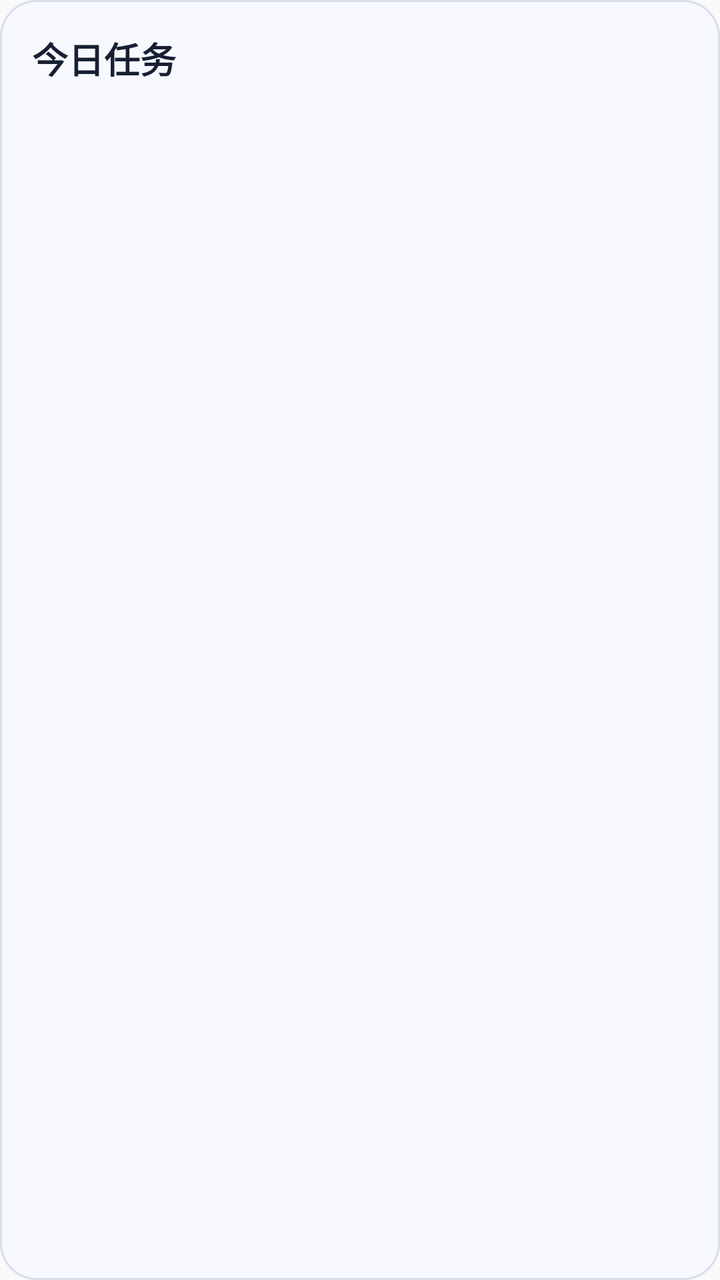
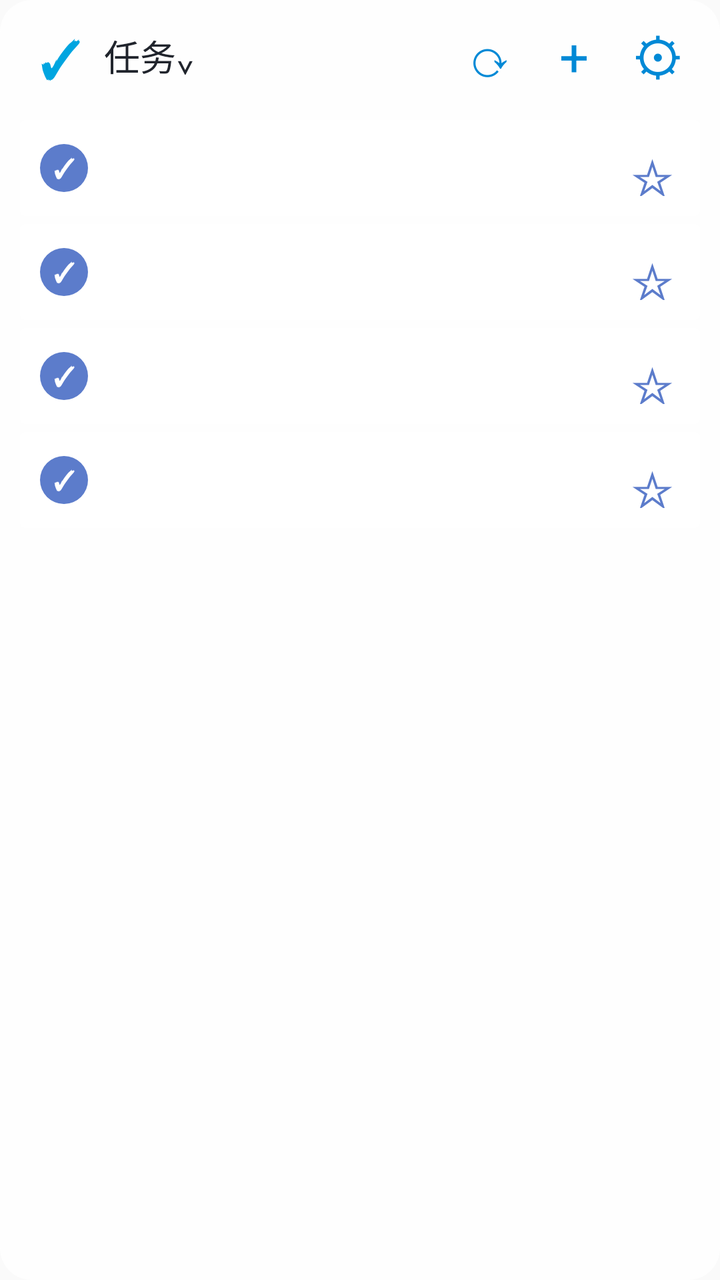

The first picture is an Android layout as it rendered before a commit; the second is the same layout after the commit. The layout source and the unified diff follow.
<!-- AndroidManifest.xml: application theme Theme.AiTodoEntry -->
<!-- res/layout/widget_today_tasks.xml -->
<?xml version="1.0" encoding="utf-8"?>
<LinearLayout xmlns:android="http://schemas.android.com/apk/res/android"
    android:id="@+id/widget_root"
    android:layout_width="match_parent"
    android:layout_height="match_parent"
    android:background="@drawable/widget_background"
    android:orientation="vertical"
    android:padding="16dp">

    <TextView
        android:id="@+id/widget_title"
        android:layout_width="match_parent"
        android:layout_height="wrap_content"
        android:text="今日任务"
        android:textColor="#172033"
        android:textSize="18sp"
        android:textStyle="bold" />

    <TextView
        android:id="@+id/widget_status"
        android:layout_width="match_parent"
        android:layout_height="wrap_content"
        android:layout_marginTop="12dp"
        android:textColor="#5D667A"
        android:textSize="14sp" />

    <TextView
        android:id="@+id/widget_task_1"
        style="@style/WidgetTaskText" />

    <TextView
        android:id="@+id/widget_task_2"
        style="@style/WidgetTaskText" />

    <TextView
        android:id="@+id/widget_task_3"
        style="@style/WidgetTaskText" />

    <TextView
        android:id="@+id/widget_task_4"
        style="@style/WidgetTaskText" />
</LinearLayout>
<!-- resources referenced by this layout -->
<resources>
  <!-- drawable widget_background (drawable) -->
  <?xml version="1.0" encoding="utf-8"?>
  <shape xmlns:android="http://schemas.android.com/apk/res/android">
      <solid android:color="#F7F9FE" />
      <corners android:radius="18dp" />
      <stroke
          android:width="1dp"
          android:color="#D8DEEA" />
  </shape>
  <style name="WidgetTaskText">
          <item name="android:layout_width">match_parent</item>
          <item name="android:layout_height">wrap_content</item>
          <item name="android:layout_marginTop">10dp</item>
          <item name="android:ellipsize">end</item>
          <item name="android:maxLines">1</item>
          <item name="android:textColor">#172033</item>
          <item name="android:textSize">14sp</item>
      </style>
  <style name="Theme.AiTodoEntry" parent="android:style/Theme.Material.Light.NoActionBar">
          <item name="android:windowLightStatusBar">true</item>
          <item name="android:colorAccent">#2563EB</item>
      </style>
</resources>

<!-- the commit's change to res/layout/widget_today_tasks.xml (unified diff, before → after) -->
@@ -3,40 +3,137 @@
     android:id="@+id/widget_root"
     android:layout_width="match_parent"
     android:layout_height="match_parent"
-    android:background="@drawable/widget_background"
-    android:orientation="vertical"
-    android:padding="16dp">
+    android:background="@drawable/ms_widget_background"
+    android:orientation="vertical">
 
-    <TextView
-        android:id="@+id/widget_title"
+    <LinearLayout
         android:layout_width="match_parent"
-        android:layout_height="wrap_content"
-        android:text="今日任务"
-        android:textColor="#172033"
-        android:textSize="18sp"
-        android:textStyle="bold" />
+        android:layout_height="56dp"
+        android:gravity="center_vertical"
+        android:orientation="horizontal"
+        android:paddingStart="16dp"
+        android:paddingEnd="10dp">
+
+        <TextView
+            android:layout_width="28dp"
+            android:layout_height="32dp"
+            android:gravity="center"
+            android:text="✓"
+            android:textColor="#00A5E0"
+            android:textSize="25sp"
+            android:textStyle="bold" />
+
+        <TextView
+            android:id="@+id/widget_title"
+            android:layout_width="0dp"
+            android:layout_height="match_parent"
+            android:layout_marginStart="8dp"
+            android:layout_weight="1"
+            android:gravity="center_vertical"
+            android:text="任务⌄"
+            android:textColor="#20242C"
+            android:textSize="18sp" />
+
+        <TextView
+            android:id="@+id/widget_refresh"
+            style="@style/MsWidgetHeaderButton"
+            android:text="⟳" />
+
+        <TextView
+            android:id="@+id/widget_add_button"
+            style="@style/MsWidgetHeaderButton"
+            android:contentDescription="AI 添加任务"
+            android:text="+" />
+
+        <TextView
+            android:id="@+id/widget_settings"
+            style="@style/MsWidgetHeaderButton"
+            android:text="⚙" />
+    </LinearLayout>
 
     <TextView
         android:id="@+id/widget_status"
         android:layout_width="match_parent"
         android:layout_height="wrap_content"
-        android:layout_marginTop="12dp"
-        android:textColor="#5D667A"
-        android:textSize="14sp" />
+        android:gravity="center"
+        android:padding="18dp"
+        android:textColor="#5E6472"
+        android:textSize="15sp"
+        android:visibility="gone" />
 
-    <TextView
-        android:id="@+id/widget_task_1"
-        style="@style/WidgetTaskText" />
+    <LinearLayout
+        android:id="@+id/widget_task_row_1"
+        style="@style/MsWidgetTaskRow">
+        <TextView
+            android:id="@+id/widget_task_check_1"
+            style="@style/MsWidgetTaskCheck" />
+        <LinearLayout style="@style/MsWidgetTaskTextContainer">
+            <TextView
+                android:id="@+id/widget_task_title_1"
+                style="@style/MsWidgetTaskTitle" />
+            <TextView
+                android:id="@+id/widget_task_due_1"
+                style="@style/MsWidgetTaskDue" />
+        </LinearLayout>
+        <TextView
+            android:id="@+id/widget_task_star_1"
+            style="@style/MsWidgetTaskStar" />
+    </LinearLayout>
 
-    <TextView
-        android:id="@+id/widget_task_2"
-        style="@style/WidgetTaskText" />
+    <LinearLayout
+        android:id="@+id/widget_task_row_2"
+        style="@style/MsWidgetTaskRow">
+        <TextView
+            android:id="@+id/widget_task_check_2"
+            style="@style/MsWidgetTaskCheck" />
+        <LinearLayout style="@style/MsWidgetTaskTextContainer">
+            <TextView
+                android:id="@+id/widget_task_title_2"
+                style="@style/MsWidgetTaskTitle" />
+            <TextView
+                android:id="@+id/widget_task_due_2"
+                style="@style/MsWidgetTaskDue" />
+        </LinearLayout>
+        <TextView
+            android:id="@+id/widget_task_star_2"
+            style="@style/MsWidgetTaskStar" />
+    </LinearLayout>
 
-    <TextView
-        android:id="@+id/widget_task_3"
-        style="@style/WidgetTaskText" />
+    <LinearLayout
+        android:id="@+id/widget_task_row_3"
+        style="@style/MsWidgetTaskRow">
+        <TextView
+            android:id="@+id/widget_task_check_3"
+            style="@style/MsWidgetTaskCheck" />
+        <LinearLayout style="@style/MsWidgetTaskTextContainer">
+            <TextView
+                android:id="@+id/widget_task_title_3"
+                style="@style/MsWidgetTaskTitle" />
+            <TextView
+                android:id="@+id/widget_task_due_3"
+                style="@style/MsWidgetTaskDue" />
+        </LinearLayout>
+        <TextView
+            android:id="@+id/widget_task_star_3"
+            style="@style/MsWidgetTaskStar" />
+    </LinearLayout>
 
-    <TextView
-        android:id="@+id/widget_task_4"
-        style="@style/WidgetTaskText" />
+    <LinearLayout
+        android:id="@+id/widget_task_row_4"
+        style="@style/MsWidgetTaskRow">
+        <TextView
+            android:id="@+id/widget_task_check_4"
+            style="@style/MsWidgetTaskCheck" />
+        <LinearLayout style="@style/MsWidgetTaskTextContainer">
+            <TextView
+                android:id="@+id/widget_task_title_4"
+                style="@style/MsWidgetTaskTitle" />
+            <TextView
+                android:id="@+id/widget_task_due_4"
+                style="@style/MsWidgetTaskDue" />
+        </LinearLayout>
+        <TextView
+            android:id="@+id/widget_task_star_4"
+            style="@style/MsWidgetTaskStar" />
+    </LinearLayout>
 </LinearLayout>
<!-- resource entries referenced after the edit -->
@@ -1,26 +1,86 @@
 <!-- resources referenced by this layout -->
 <resources>
-  <!-- drawable widget_background (drawable) -->
+  <!-- drawable ms_widget_background (drawable) -->
   <?xml version="1.0" encoding="utf-8"?>
   <shape xmlns:android="http://schemas.android.com/apk/res/android">
-      <solid android:color="#F7F9FE" />
-      <corners android:radius="18dp" />
-      <stroke
-          android:width="1dp"
-          android:color="#D8DEEA" />
+      <solid android:color="#E8FFFFFF" />
+      <corners android:radius="16dp" />
   </shape>
-  <style name="WidgetTaskText">
+  <style name="MsWidgetHeaderButton">
+          <item name="android:layout_width">42dp</item>
+          <item name="android:layout_height">42dp</item>
+          <item name="android:gravity">center</item>
+          <item name="android:textColor">#0089D6</item>
+          <item name="android:textSize">26sp</item>
+      </style>
+  <style name="MsWidgetTaskCheck">
+          <item name="android:layout_width">24dp</item>
+          <item name="android:layout_height">24dp</item>
+          <item name="android:background">@drawable/ms_widget_circle_done</item>
+          <item name="android:gravity">center</item>
+          <item name="android:text">✓</item>
+          <item name="android:textColor">#FFFFFF</item>
+          <item name="android:textSize">13sp</item>
+          <item name="android:textStyle">bold</item>
+      </style>
+  <style name="MsWidgetTaskDue">
           <item name="android:layout_width">match_parent</item>
           <item name="android:layout_height">wrap_content</item>
-          <item name="android:layout_marginTop">10dp</item>
           <item name="android:ellipsize">end</item>
           <item name="android:maxLines">1</item>
-          <item name="android:textColor">#172033</item>
-          <item name="android:textSize">14sp</item>
+          <item name="android:textColor">#D73A3A</item>
+          <item name="android:textSize">13sp</item>
+          <item name="android:visibility">gone</item>
+      </style>
+  <style name="MsWidgetTaskRow">
+          <item name="android:layout_width">match_parent</item>
+          <item name="android:layout_height">48dp</item>
+          <item name="android:layout_marginStart">10dp</item>
+          <item name="android:layout_marginTop">4dp</item>
+          <item name="android:layout_marginEnd">10dp</item>
+          <item name="android:background">@drawable/ms_widget_row_background</item>
+          <item name="android:gravity">center_vertical</item>
+          <item name="android:orientation">horizontal</item>
+          <item name="android:paddingStart">10dp</item>
+          <item name="android:paddingEnd">10dp</item>
+      </style>
+  <style name="MsWidgetTaskStar">
+          <item name="android:layout_width">28dp</item>
+          <item name="android:layout_height">28dp</item>
+          <item name="android:gravity">center</item>
+          <item name="android:text">☆</item>
+          <item name="android:textColor">#5C7CCB</item>
+          <item name="android:textSize">25sp</item>
+      </style>
+  <style name="MsWidgetTaskTextContainer">
+          <item name="android:layout_width">0dp</item>
+          <item name="android:layout_height">wrap_content</item>
+          <item name="android:layout_marginStart">12dp</item>
+          <item name="android:layout_weight">1</item>
+          <item name="android:orientation">vertical</item>
+      </style>
+  <style name="MsWidgetTaskTitle">
+          <item name="android:layout_width">match_parent</item>
+          <item name="android:layout_height">wrap_content</item>
+          <item name="android:ellipsize">end</item>
+          <item name="android:maxLines">1</item>
+          <item name="android:textColor">#5E6472</item>
+          <item name="android:textSize">16sp</item>
       </style>
   <style name="Theme.AiTodoEntry" parent="android:style/Theme.Material.Light.NoActionBar">
           <item name="android:windowLightStatusBar">true</item>
           <item name="android:colorAccent">#2563EB</item>
       </style>
+  <!-- drawable ms_widget_circle_done (drawable) -->
+  <?xml version="1.0" encoding="utf-8"?>
+  <shape xmlns:android="http://schemas.android.com/apk/res/android" android:shape="oval">
+      <solid android:color="#5C7CCB" />
+  </shape>
+  <!-- drawable ms_widget_row_background (drawable) -->
+  <?xml version="1.0" encoding="utf-8"?>
+  <shape xmlns:android="http://schemas.android.com/apk/res/android">
+      <solid android:color="#FAFFFFFF" />
+      <corners android:radius="3dp" />
+  </shape>
 </resources>
 
